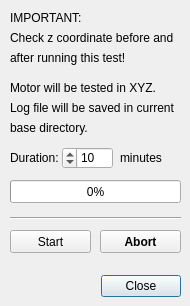
Above: gui/motor_test_dlg.ui from SBEMimage/SBEMimage before the change. Below: the same form after it.
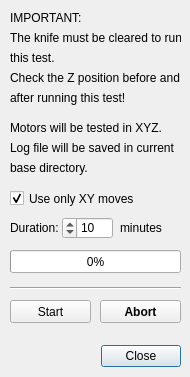
That is the form after the change.

Diff of the .ui file:
```diff
--- a/gui/motor_test_dlg.ui
+++ b/gui/motor_test_dlg.ui
@@ -10,7 +10,7 @@
     <x>0</x>
     <y>0</y>
     <width>190</width>
-    <height>306</height>
+    <height>377</height>
    </rect>
   </property>
   <property name="sizePolicy">
@@ -29,7 +29,7 @@
    <property name="geometry">
     <rect>
      <x>20</x>
-     <y>270</y>
+     <y>340</y>
      <width>161</width>
      <height>32</height>
     </rect>
@@ -51,20 +51,20 @@
    <property name="geometry">
     <rect>
      <x>10</x>
-     <y>80</y>
+     <y>120</y>
      <width>171</width>
      <height>16</height>
     </rect>
    </property>
    <property name="text">
-    <string>Motor will be tested in XYZ.</string>
+    <string>Motors will be tested in XYZ.</string>
    </property>
   </widget>
   <widget class="Line" name="line">
    <property name="geometry">
     <rect>
      <x>10</x>
-     <y>210</y>
+     <y>280</y>
      <width>171</width>
      <height>16</height>
     </rect>
@@ -77,7 +77,7 @@
    <property name="geometry">
     <rect>
      <x>10</x>
-     <y>230</y>
+     <y>300</y>
      <width>81</width>
      <height>23</height>
     </rect>
@@ -93,7 +93,7 @@
    <property name="geometry">
     <rect>
      <x>100</x>
-     <y>230</y>
+     <y>300</y>
      <width>81</width>
      <height>23</height>
     </rect>
@@ -112,7 +112,7 @@
    <property name="geometry">
     <rect>
      <x>10</x>
-     <y>100</y>
+     <y>140</y>
      <width>171</width>
      <height>16</height>
     </rect>
@@ -125,7 +125,7 @@
    <property name="geometry">
     <rect>
      <x>10</x>
-     <y>100</y>
+     <y>140</y>
      <width>171</width>
      <height>16</height>
     </rect>
@@ -138,7 +138,7 @@
    <property name="geometry">
     <rect>
      <x>10</x>
-     <y>120</y>
+     <y>160</y>
      <width>171</width>
      <height>16</height>
     </rect>
@@ -151,7 +151,7 @@
    <property name="geometry">
     <rect>
      <x>10</x>
-     <y>150</y>
+     <y>220</y>
      <width>51</width>
      <height>16</height>
     </rect>
@@ -164,7 +164,7 @@
    <property name="geometry">
     <rect>
      <x>62</x>
-     <y>147</y>
+     <y>217</y>
      <width>51</width>
      <height>22</height>
     </rect>
@@ -180,7 +180,7 @@
    <property name="geometry">
     <rect>
      <x>120</x>
-     <y>150</y>
+     <y>220</y>
      <width>51</width>
      <height>16</height>
     </rect>
@@ -193,7 +193,7 @@
    <property name="geometry">
     <rect>
      <x>10</x>
-     <y>180</y>
+     <y>250</y>
      <width>171</width>
      <height>23</height>
     </rect>
@@ -222,20 +222,20 @@
    <property name="geometry">
     <rect>
      <x>10</x>
-     <y>30</y>
+     <y>70</y>
      <width>171</width>
      <height>16</height>
     </rect>
    </property>
    <property name="text">
-    <string>Check z coordinate before and </string>
+    <string>Check the Z position before and </string>
    </property>
   </widget>
   <widget class="QLabel" name="label_9">
    <property name="geometry">
     <rect>
      <x>10</x>
-     <y>50</y>
+     <y>90</y>
      <width>171</width>
      <height>16</height>
     </rect>
@@ -244,6 +244,51 @@
     <string>after running this test!</string>
    </property>
   </widget>
+  <widget class="QCheckBox" name="checkBox_XYonly">
+   <property name="geometry">
+    <rect>
+     <x>10</x>
+     <y>190</y>
+     <width>151</width>
+     <height>17</height>
+    </rect>
+   </property>
+   <property name="layoutDirection">
+    <enum>Qt::LeftToRight</enum>
+   </property>
+   <property name="text">
+    <string>Use only XY moves</string>
+   </property>
+   <property name="checked">
+    <bool>true</bool>
+   </property>
+  </widget>
+  <widget class="QLabel" name="label_10">
+   <property name="geometry">
+    <rect>
+     <x>10</x>
+     <y>30</y>
+     <width>171</width>
+     <height>16</height>
+    </rect>
+   </property>
+   <property name="text">
+    <string>The knife must be cleared to run</string>
+   </property>
+  </widget>
+  <widget class="QLabel" name="label_11">
+   <property name="geometry">
+    <rect>
+     <x>10</x>
+     <y>50</y>
+     <width>171</width>
+     <height>16</height>
+    </rect>
+   </property>
+   <property name="text">
+    <string>this test.</string>
+   </property>
+  </widget>
  </widget>
  <tabstops>
   <tabstop>spinBox_duration</tabstop>
```
